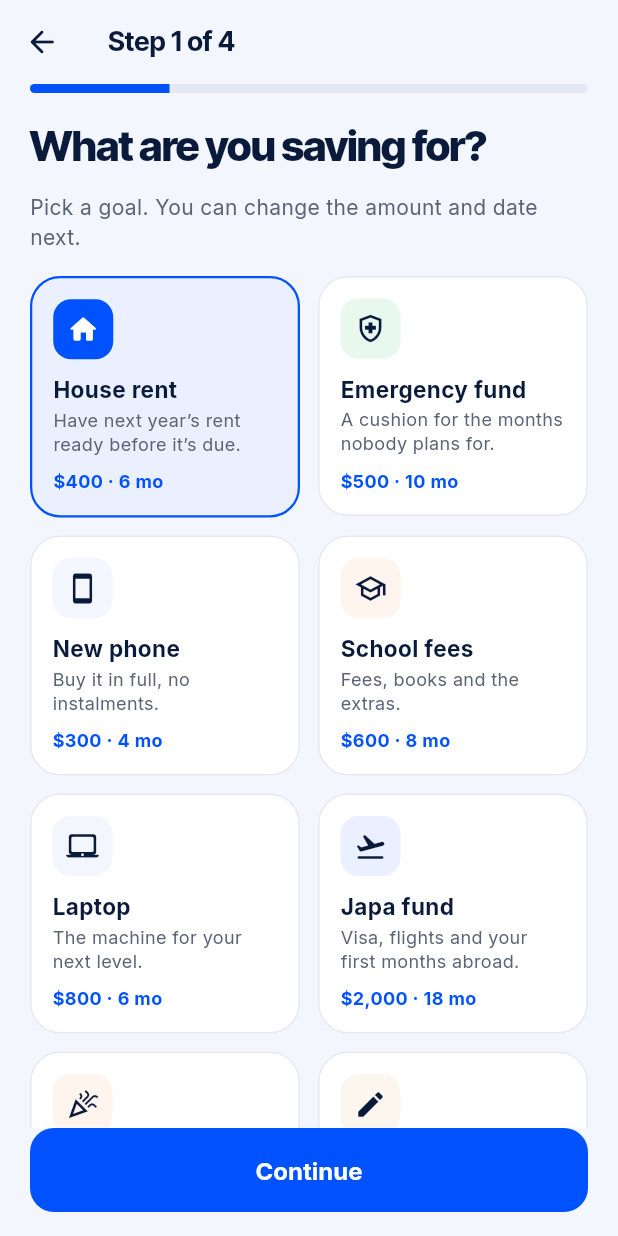
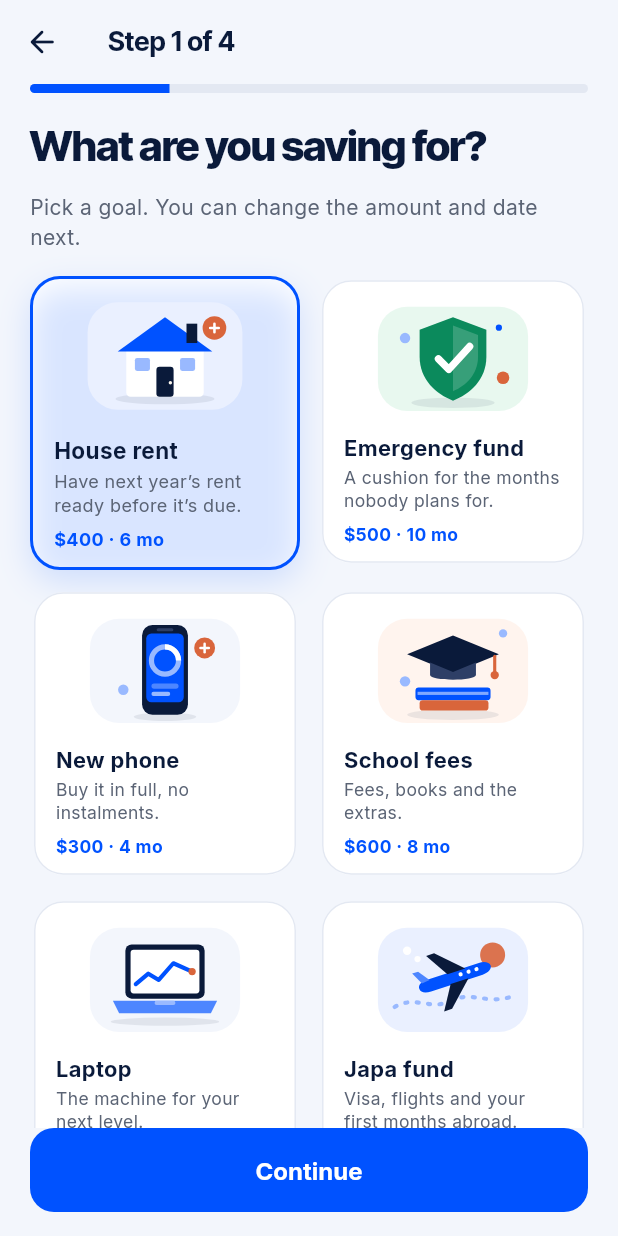
Before and after one commit to shipporlabs/Potfolio, a Flutter app: the screen it shows after launch, after a tap on "Skip", after a tap on "New pot", on a phone screen of 412 x 824 dp. Run offline on Flutter 3.47's test engine with Material 3 defaults, Android fonts, the phone set to English and light mode, and no system bars; our stand-ins replace cloud_firestore, firebase_auth, firebase_core, fl_chart, flutter_secure_storage, flutter_svg and 4 more; missing offline and left inert: web3dart; accounts and stored records are empty; network calls fail.

Commit message:
Create pot: animated template cards and illustrations
Co-Authored-By: Claude Opus 5.5 <noreply@anthropic.com>
Claude-Session: https://claude.ai/code/session_01FUoerckHJ1dgiNYS9oww3e

```diff
--- a/lib/screens/create_pot_screen.dart
+++ b/lib/screens/create_pot_screen.dart
@@ -1,6 +1,7 @@
 import 'package:flutter/material.dart';
 import 'package:flutter/services.dart';
 import 'package:intl/intl.dart';
+import 'package:flutter_svg/flutter_svg.dart';
 import 'package:provider/provider.dart';
 
 import '../models.dart';
@@ -8,6 +9,7 @@ import '../state/app_state.dart';
 import '../targets.dart';
 import '../theme.dart';
 import '../widgets/brand.dart';
+import '../widgets/motion.dart';
 import '../widgets/stock_widgets.dart';
 import 'pot_detail_screen.dart';
 
@@ -256,12 +258,7 @@ class _CreatePotScreenState extends State<CreatePotScreen> {
       PCard(
         child: Column(crossAxisAlignment: CrossAxisAlignment.start, children: [
           Row(children: [
-            Container(
-              width: 40,
-              height: 40,
-              decoration: BoxDecoration(color: _tpl.tint, borderRadius: BorderRadius.circular(12)),
-              child: Icon(_tpl.icon, color: PColors.navy, size: 22),
-            ),
+            SvgPicture.asset(_tpl.art, height: 56),
             const SizedBox(width: 12),
             Expanded(
               child: TextField(
@@ -426,9 +423,8 @@ class _CreatePotScreenState extends State<CreatePotScreen> {
           color: PColors.navy,
           child: Column(crossAxisAlignment: CrossAxisAlignment.start, children: [
             Row(children: [
-              Icon(_tpl.icon, color: Colors.white),
-              const SizedBox(width: 10),
               Expanded(child: Text(_potName, style: display(22, color: Colors.white, weight: FontWeight.w700))),
+              FloatingArt(_tpl.art, height: 64),
             ]),
             const SizedBox(height: 14),
             Text('${money(_target)} by ${_dateFmt.format(_date)}', style: display(26, color: Colors.white)),
@@ -477,34 +473,40 @@ class _TemplateCard extends StatelessWidget {
   Widget build(BuildContext context) {
     final now = DateTime.now();
     final m = monthsBetween(now, t.dateFrom(now));
-    return Material(
-      color: selected ? PColors.blueTint : Colors.white,
+    return AnimatedScale(
+      scale: selected ? 1.0 : 0.97,
+      duration: const Duration(milliseconds: 220),
+      curve: Curves.easeOutBack,
+      child: Material(
+        color: Colors.white,
         borderRadius: BorderRadius.circular(20),
         child: InkWell(
           borderRadius: BorderRadius.circular(20),
           onTap: onTap,
-        child: Container(
-          constraints: const BoxConstraints(minHeight: 150),
-          padding: const EdgeInsets.all(14),
+          child: AnimatedContainer(
+            duration: const Duration(milliseconds: 220),
+            padding: const EdgeInsets.all(10),
             decoration: BoxDecoration(
               borderRadius: BorderRadius.circular(20),
-            border: Border.all(color: selected ? PColors.blue : PColors.line, width: selected ? 1.5 : 1),
+              border: Border.all(color: selected ? PColors.blue : PColors.line, width: selected ? 2 : 1),
+              boxShadow: selected ? [BoxShadow(color: PColors.blue.withValues(alpha: 0.15), blurRadius: 18, offset: const Offset(0, 8))] : const [],
             ),
             child: Column(crossAxisAlignment: CrossAxisAlignment.start, children: [
-            Container(
-              width: 40,
-              height: 40,
-              decoration: BoxDecoration(color: selected ? PColors.blue : t.tint, borderRadius: BorderRadius.circular(12)),
-              child: Icon(t.icon, size: 22, color: selected ? Colors.white : PColors.navy),
-            ),
-            const SizedBox(height: 10),
+              Center(child: FloatingArt(t.art, height: 86, animate: selected)),
+              const SizedBox(height: 8),
+              Padding(
+                padding: const EdgeInsets.symmetric(horizontal: 4),
+                child: Column(crossAxisAlignment: CrossAxisAlignment.start, children: [
                   Text(t.title, style: const TextStyle(fontSize: 15, fontWeight: FontWeight.w700)),
                   const SizedBox(height: 2),
                   Text(t.blurb, maxLines: 2, overflow: TextOverflow.ellipsis, style: const TextStyle(fontSize: 12, color: PColors.slate, height: 1.35)),
-            const SizedBox(height: 8),
+                  const SizedBox(height: 6),
                   Text(t.isCustom ? 'You decide' : '${money(t.target).replaceAll('.00', '')} · $m mo',
                       style: const TextStyle(fontSize: 12, fontWeight: FontWeight.w700, color: PColors.blue)),
                 ]),
+              ),
+            ]),
+          ),
         ),
       ),
     );
```
Lines whose indentation alone changed are shown as unchanged.
